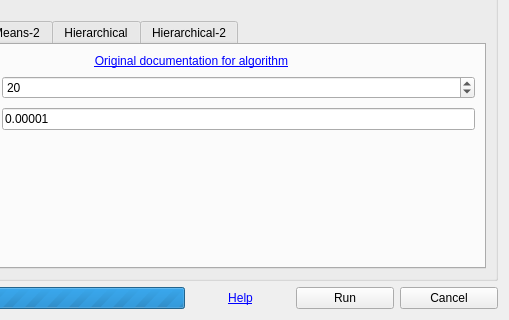
This is attribute_based_clustering_dialog_base.ui in eduard-kazakov/attributeBasedClustering as Qt 5 draws it before an edit; both pictures show x 126 to 635 and y 414 to 734 of the 635 by 734 pixel window. The edited form follows.
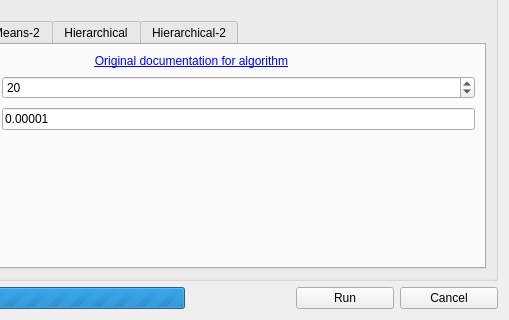
This is the edited form. Custom widgets are drawn as their Qt base class.

Commit message: delete broken link

```diff
--- a/attribute_based_clustering_dialog_base.ui
+++ b/attribute_based_clustering_dialog_base.ui
@@ -93,19 +93,6 @@
      </column>
     </widget>
    </item>
-   <item row="6" column="3">
-    <widget class="QLabel" name="helpLink">
-     <property name="text">
-      <string>&lt;a href=&quot;http://www.ekazakov.info/projects/abc_tutorial.html&quot;&gt;Help&lt;/a&gt;</string>
-     </property>
-     <property name="alignment">
-      <set>Qt::AlignCenter</set>
-     </property>
-     <property name="openExternalLinks">
-      <bool>true</bool>
-     </property>
-    </widget>
-   </item>
    <item row="5" column="0" colspan="6">
     <widget class="QGroupBox" name="settingsGroup">
      <property name="title">
```
The commit also changes 2 other files.
